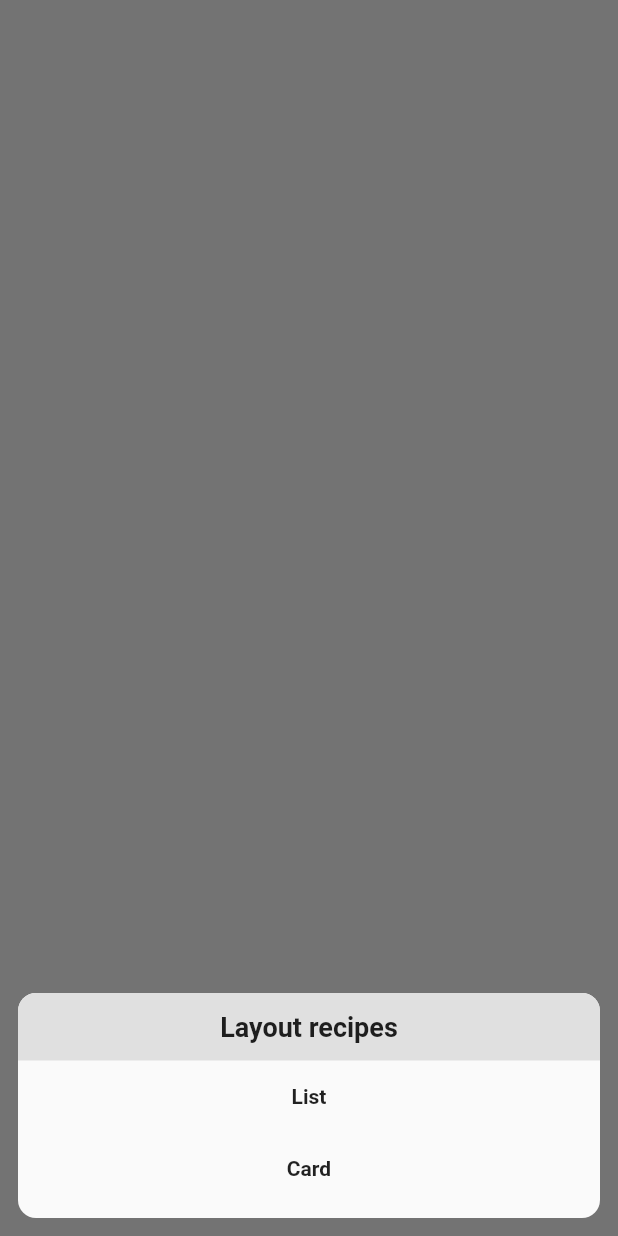
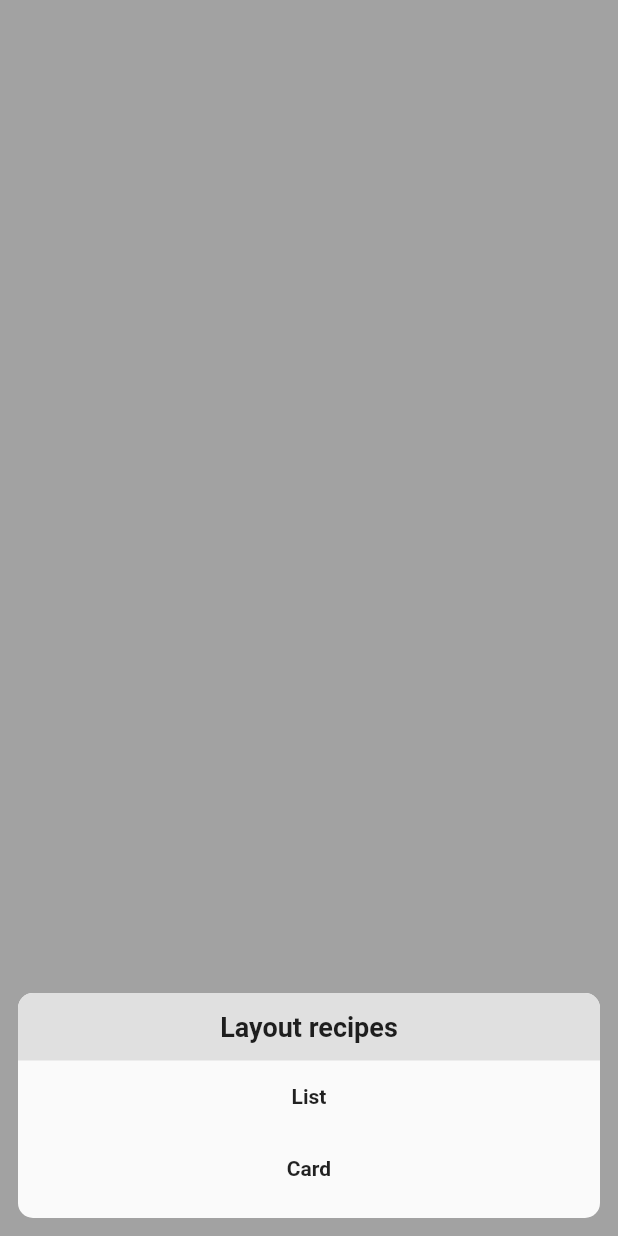
Before and after one commit to phantomate/Untare, a Flutter app: what settingsLayoutBottomSheet() shows on an empty page, opened directly, on a phone screen of 412 x 824 dp. Run offline on Flutter 3.47's test engine with Material 2 defaults, Android fonts, the phone set to English and light mode, and no system bars; our stand-ins replace bloc, cached_network_image, equatable, flutter_bloc, flutter_form_builder, flutter_phoenix and 9 more; missing offline and left inert: configurable_expansion_tile_null_safety, flutter_dialogs, form_builder_extra_fields, form_builder_image_picker; accounts and stored records are empty.

Commit message:
Refactor bottom sheets

```diff
--- a/lib/components/bottomSheets/settings_layout_bottom_sheet_component.dart
+++ b/lib/components/bottom_sheets/settings_layout_bottom_sheet_component.dart
@@ -1,16 +1,18 @@
 import 'package:flutter/material.dart';
 import 'package:flutter/widgets.dart';
-import 'package:tare/components/widgets/bottomSheets/settings_layout_component.dart';
+import 'package:modal_bottom_sheet/modal_bottom_sheet.dart';
+import 'package:tare/components/widgets/bottom_sheets/settings_layout_component.dart';
 
 Future settingsLayoutBottomSheet(BuildContext context) {
-  return showModalBottomSheet(
+  return showMaterialModalBottomSheet(
       backgroundColor: Colors.transparent,
       useRootNavigator: true,
+      duration: Duration(milliseconds: 300),
       context: context,
       builder: (btsContext) => Container(
         decoration: BoxDecoration(
             color: Theme.of(context).scaffoldBackgroundColor,
-            borderRadius: BorderRadius.all(Radius.circular(12))
+            borderRadius: BorderRadius.all(Radius.circular(10))
         ),
         margin: const EdgeInsets.all(12),
         height: 150,
@@ -22,7 +24,7 @@ Future settingsLayoutBottomSheet(BuildContext context) {
               height: 45,
               alignment: Alignment.center,
               decoration: BoxDecoration(
-                  borderRadius: BorderRadius.vertical(top: Radius.circular(12)),
+                  borderRadius: BorderRadius.vertical(top: Radius.circular(10)),
                   color: Colors.grey[300]
               ),
               child: Text(
```
Also changed, not shown: lib/components/bottom_sheets/sort_bottom_sheet_component.dart (renamed from lib/components/bottomSheets/sort_bottom_sheet_component.dart, +6 -4 lines), lib/components/widgets/bottom_sheets/settings_layout_component.dart (renamed from lib/components/widgets/bottomSheets/settings_layout_component.dart), lib/components/widgets/bottom_sheets/sort_component.dart (renamed from lib/components/widgets/bottomSheets/sort_component.dart).
